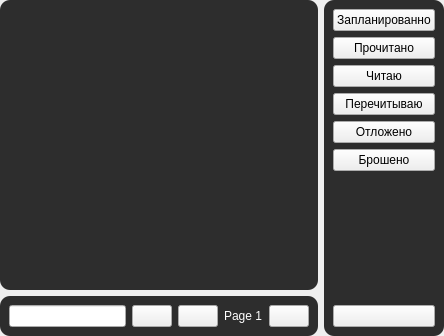
The window that forms/shikimori.ui (brandonzorn/Nlight) describes before a commit, drawn with Qt 5.
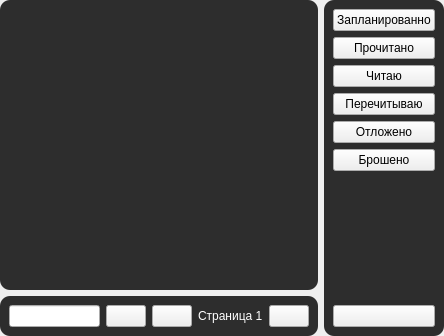
The same window after the commit. Icons and pictures are not drawn.

The edit to the form file:
```diff
--- a/forms/shikimori.ui
+++ b/forms/shikimori.ui
@@ -132,7 +132,7 @@
            <item>
             <widget class="QLabel" name="page_label">
              <property name="text">
-              <string>Page 1</string>
+              <string>Страница 1</string>
              </property>
             </widget>
            </item>
```
